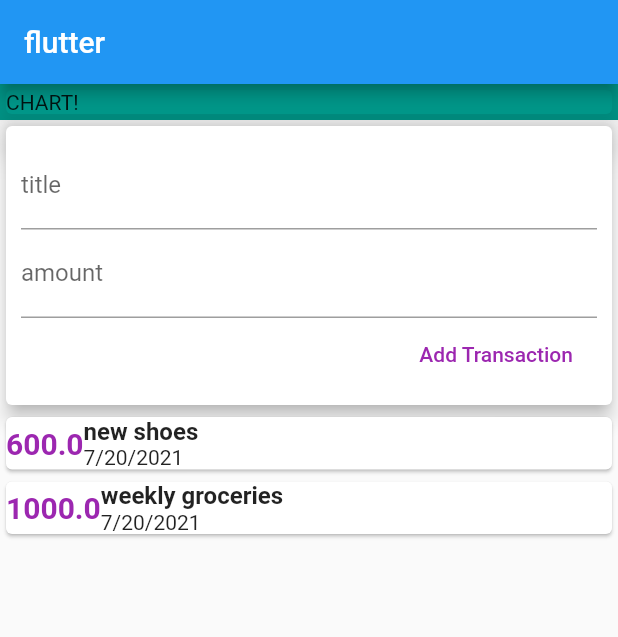
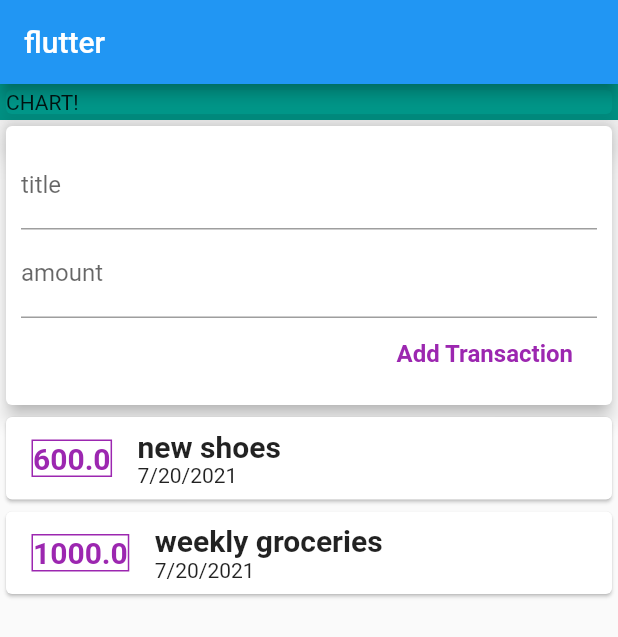
Before and after one commit to rudanijemin/Daily-Expenses, a Flutter app: the screen it shows after launch, on a phone screen of 412 x 824 dp. Shown: the top 637 px of the screen. Run offline on Flutter 3.47's test engine with Material 2 defaults, Android fonts, the phone set to English and light mode, and no system bars.

Commit message:
working with listview

```diff
--- a/lib/main.dart
+++ b/lib/main.dart
@@ -36,7 +36,8 @@ class myhomepage extends StatelessWidget {
       appBar: AppBar(
         title: Text('flutter'),
       ),
-      body: Column(
+      body: SingleChildScrollView (
+        child: Column(
           //mainAxisAlignment: MainAxisAlignment.center,
           crossAxisAlignment: CrossAxisAlignment.stretch,
           children: [
@@ -53,6 +54,7 @@ class myhomepage extends StatelessWidget {
             UserTransaction(),
           ],
 
+        ),
       ) ,
     );
   }
--- a/lib/widgets/new_transaction.dart
+++ b/lib/widgets/new_transaction.dart
@@ -1,3 +1,6 @@
+import 'dart:ui';
+
+import 'package:flutter/cupertino.dart';
 import 'package:flutter/material.dart ';
 
 class NewTrasaction extends StatelessWidget {
@@ -31,7 +34,14 @@ class NewTrasaction extends StatelessWidget {
               //  onChanged: (val) => amountInput=val,
             ),
             FlatButton(
-              child: Text("Add Transaction"),
+              child: Text(
+                  "Add Transaction",
+                style: TextStyle(
+                  fontSize: 16,
+                  fontWeight: FontWeight.bold,
+                ),
+              ),
+
               textColor: Colors.purple,
 
               onPressed: (){
--- a/lib/widgets/transaction_list.dart
+++ b/lib/widgets/transaction_list.dart
@@ -10,13 +10,25 @@ class TransactionList extends StatelessWidget {
 
   @override
   Widget build(BuildContext context) {
-    return  Column(
-      children: transactions.map((tx) {
+    return  Container(
+      height: 300,
+
+        child: ListView.builder(
+          itemBuilder: (ctx, index) {
             return Card(
               child: Row(children: <Widget>[
                 Container(
+                  margin: EdgeInsets.symmetric(
+                    vertical: 15,
+                    horizontal: 17,
+                  ),
+                  decoration: BoxDecoration(
+                    border: Border.all(
+                      color: Colors.purple,
+                    ),
+                  ),
                   child: Text(
-              tx.amount.toString(),
+                    transactions[index].amount.toString(),
                     style: TextStyle(
                       fontSize: 20,
                       fontWeight: FontWeight.bold,
@@ -28,15 +40,15 @@ class TransactionList extends StatelessWidget {
                   crossAxisAlignment: CrossAxisAlignment.start,
                   children: [
                     Text(
-                tx.title,
+                      transactions[index].title,
                       style: TextStyle(
-                  fontSize: 16,
+                        fontSize: 20,
                         fontWeight: FontWeight.bold,
                       ),
 
                     ),
                     Text(
-                DateFormat.yMd().format(tx.date),
+                      DateFormat.yMd().format(transactions[index].date),
 
                     ),
 
@@ -45,7 +57,13 @@ class TransactionList extends StatelessWidget {
               ],
               ),
             );
-    }).toList(),
+
+
+          },
+          itemCount: transactions.length,
+
+        ),
+
     );
 
   }
```
Lines whose indentation alone changed are shown as unchanged.
